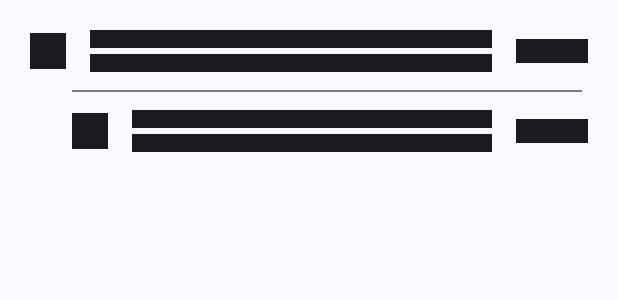
After one commit to k4ustu3h/DeDupe, an Android app: the layout card_skeleton.xml on its own in the app's theme, with its tools: preview values and no code run, on a phone screen of 412 x 824 dp. The commit adds this screen. Shown: the top 300 px of the screen. Run offline under Robolectric (Android 15) with nearby library versions, the phone set to English and light mode, and no system bars.

Commit message:
Add Skeletons to the MainActivity
Added
  - AndroidVeil

Changed
  - Switch to VeilRecyclerFrameView

Removed
  - RecyclerView
  - LinearProgressIndicator

```diff
--- a/app/build.gradle.kts
+++ b/app/build.gradle.kts
@@ -36,11 +36,11 @@ android {
 }
 
 dependencies {
+    implementation(libs.androidveil)
     implementation(libs.androidx.activity)
     implementation(libs.androidx.appcompat)
     implementation(libs.androidx.core.ktx)
     implementation(libs.androidx.lifecycle.runtime.ktx)
-    implementation(libs.androidx.recyclerview)
     implementation(libs.balloon)
     implementation(libs.groupie)
     implementation(libs.groupie.kotlin.android.extensions)
--- a/app/src/main/java/k4ustu3h/dedupe/components/card/DuplicateFileCard.kt
+++ b/app/src/main/java/k4ustu3h/dedupe/components/card/DuplicateFileCard.kt
@@ -62,10 +62,7 @@ class DuplicateFileCard(private val files: List<File>) :
 
                 val divider = LayoutInflater.from(viewHolder.itemView.context)
                     .inflate(R.layout.item_divider, viewHolder.duplicateContainer, false)
-                val dividerParams = divider.layoutParams as LinearLayout.LayoutParams
-                dividerParams.marginStart =
-                    viewHolder.itemView.resources.getDimensionPixelOffset(R.dimen.duplicate_indentation)
-                divider.layoutParams = dividerParams
+
                 viewHolder.duplicateContainer.addView(divider)
 
                 viewHolder.duplicateContainer.addView(duplicateView)
--- /dev/null
+++ b/app/src/main/res/layout/card_skeleton.xml
@@ -0,0 +1,100 @@
+<LinearLayout xmlns:android="http://schemas.android.com/apk/res/android"
+    android:layout_width="wrap_content"
+    android:layout_height="wrap_content"
+    android:layout_margin="8dp">
+
+    <LinearLayout
+        android:layout_width="match_parent"
+        android:layout_height="wrap_content"
+        android:orientation="vertical">
+
+        <LinearLayout
+            android:layout_width="match_parent"
+            android:layout_height="wrap_content"
+            android:gravity="center_vertical"
+            android:orientation="horizontal"
+            android:padding="12dp">
+
+            <View
+                android:layout_width="24dp"
+                android:layout_height="24dp"
+                android:background="?attr/colorOnSurface" />
+
+            <LinearLayout
+                android:layout_width="0dp"
+                android:layout_height="wrap_content"
+                android:layout_marginStart="16dp"
+                android:layout_weight="1"
+                android:orientation="vertical">
+
+                <View
+                    android:layout_width="match_parent"
+                    android:layout_height="12dp"
+                    android:background="?attr/colorOnSurface" />
+
+                <View
+                    android:layout_width="match_parent"
+                    android:layout_height="12dp"
+                    android:layout_marginTop="4dp"
+                    android:background="?attr/colorOnSurface" />
+
+            </LinearLayout>
+
+            <View
+                android:layout_width="48dp"
+                android:layout_height="16dp"
+                android:layout_marginStart="16dp"
+                android:background="?attr/colorOnSurface" />
+
+        </LinearLayout>
+
+        <com.google.android.material.divider.MaterialDivider
+            android:layout_width="match_parent"
+            android:layout_height="wrap_content"
+            android:layout_marginStart="40dp"
+            android:layout_marginEnd="16dp" />
+
+        <LinearLayout
+            android:layout_width="match_parent"
+            android:layout_height="wrap_content"
+            android:gravity="center_vertical"
+            android:orientation="horizontal"
+            android:padding="12dp"
+            android:paddingStart="40dp">
+
+            <View
+                android:layout_width="24dp"
+                android:layout_height="24dp"
+                android:background="?attr/colorOnSurface" />
+
+            <LinearLayout
+                android:layout_width="0dp"
+                android:layout_height="wrap_content"
+                android:layout_marginStart="16dp"
+                android:layout_weight="1"
+                android:orientation="vertical">
+
+                <View
+                    android:layout_width="match_parent"
+                    android:layout_height="12dp"
+                    android:background="?attr/colorOnSurface" />
+
+                <View
+                    android:layout_width="match_parent"
+                    android:layout_height="12dp"
+                    android:layout_marginTop="4dp"
+                    android:background="?attr/colorOnSurface" />
+
+            </LinearLayout>
+
+            <View
+                android:layout_width="48dp"
+                android:layout_height="16dp"
+                android:layout_marginStart="16dp"
+                android:background="?attr/colorOnSurface" />
+
+        </LinearLayout>
+
+    </LinearLayout>
+
+</LinearLayout>
--- a/app/src/main/res/layout/item_divider.xml
+++ b/app/src/main/res/layout/item_divider.xml
@@ -2,6 +2,6 @@
 <com.google.android.material.divider.MaterialDivider xmlns:android="http://schemas.android.com/apk/res/android"
     xmlns:app="http://schemas.android.com/apk/res-auto"
     android:layout_width="match_parent"
-    android:layout_height="1dp"
+    android:layout_height="wrap_content"
     app:dividerInsetEnd="16dp"
-    app:dividerInsetStart="16dp" />
+    app:dividerInsetStart="40dp" />
--- a/gradle/libs.versions.toml
+++ b/gradle/libs.versions.toml
@@ -1,6 +1,7 @@
 [versions]
 activity = "1.10.1"
 agp = "8.9.2"
+androidveil = "1.1.4"
 appcompat = "1.7.0"
 balloon = "1.6.0"
 coreKtx = "1.16.0"
@@ -8,14 +9,13 @@ groupie = "2.10.1"
 kotlin = "2.1.20"
 lifecycleRuntimeKtx = "2.8.7"
 material = "1.12.0"
-recyclerview = "1.4.0"
 
 [libraries]
+androidveil = { group = "com.github.skydoves", name = "androidveil", version.ref = "androidveil" }
 androidx-activity = { group = "androidx.activity", name = "activity", version.ref = "activity" }
 androidx-appcompat = { group = "androidx.appcompat", name = "appcompat", version.ref = "appcompat" }
 androidx-core-ktx = { group = "androidx.core", name = "core-ktx", version.ref = "coreKtx" }
 androidx-lifecycle-runtime-ktx = { module = "androidx.lifecycle:lifecycle-runtime-ktx", version.ref = "lifecycleRuntimeKtx" }
-androidx-recyclerview = { module = "androidx.recyclerview:recyclerview", version.ref = "recyclerview" }
 balloon = { module = "com.github.skydoves:balloon", version.ref = "balloon" }
 groupie = { group = "com.github.lisawray.groupie", name = "groupie", version.ref = "groupie" }
 groupie-kotlin-android-extensions = { group = "com.github.lisawray.groupie", name = "groupie-kotlin-android-extensions", version.ref = "groupie" }
```
Also changed, not shown: app/src/main/java/k4ustu3h/dedupe/MainActivity.kt (+13 -6 lines), app/src/main/java/k4ustu3h/dedupe/util/ScanUtils.kt (+3 -6 lines), app/src/main/res/layout/activity_main.xml (+0 -9 lines), app/src/main/res/layout/appbar_and_cards.xml (+13 -3 lines), app/src/main/res/layout/layout_skeleton.xml (added, +18 -0 lines).
